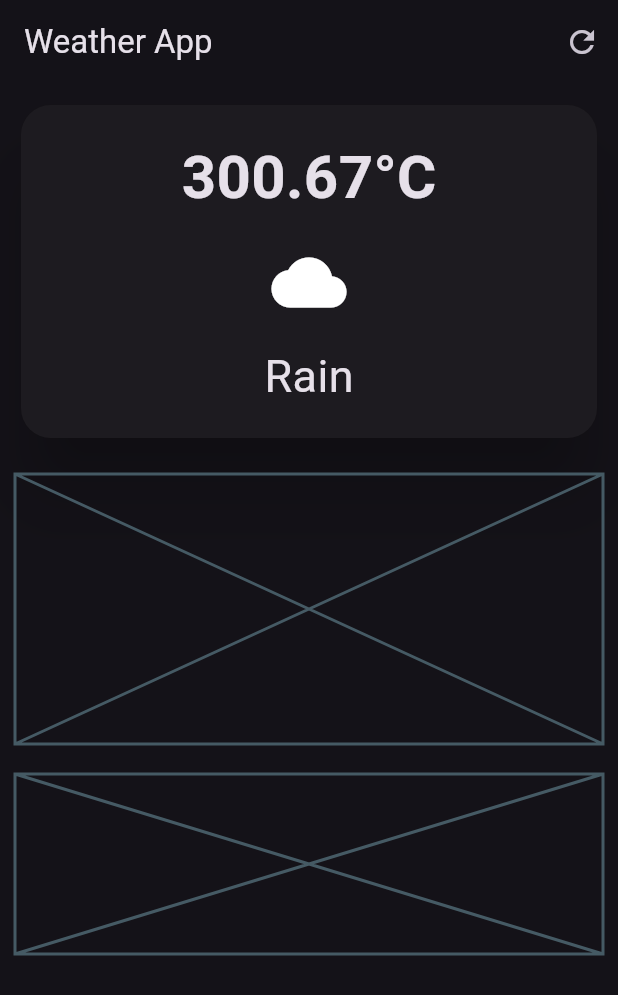
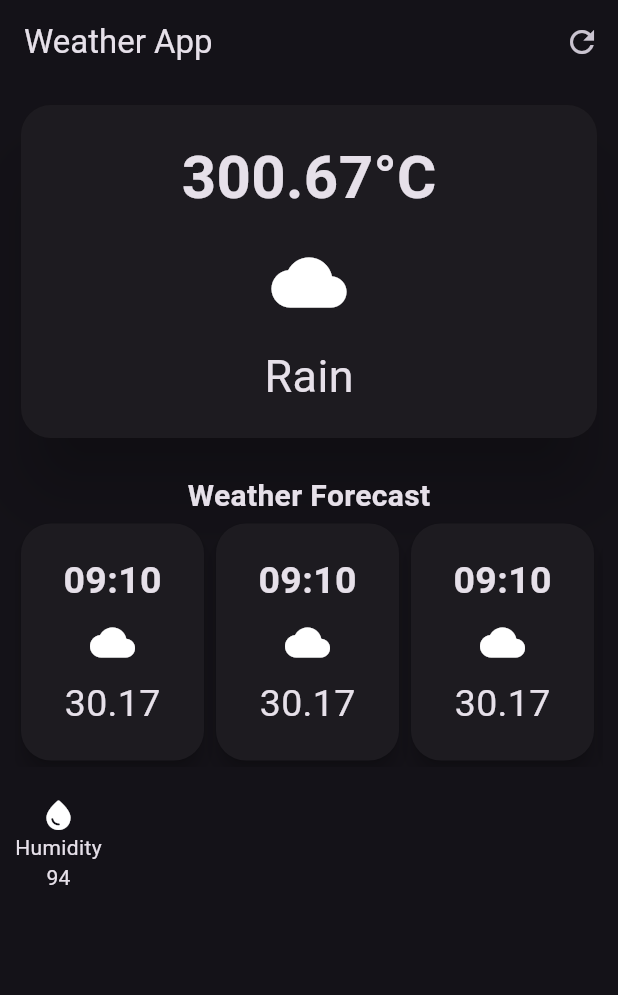
Before and after one commit to pr0f3ss0r/weather_app_flutter, a Flutter app: the screen it shows after launch, on a phone screen of 412 x 824 dp. Shown: the top 995 px of the screen. Run offline on Flutter 3.47's test engine with Material 3 defaults, Android fonts, the phone set to English and light mode, and no system bars.

Commit message:
weather forecast done

```diff
--- a/lib/weather_screen.dart
+++ b/lib/weather_screen.dart
@@ -15,6 +15,7 @@ class WeatherScreen extends StatelessWidget {
       body: Padding(
         padding: const EdgeInsets.all(10.0),
         child: Column(
+          crossAxisAlignment: CrossAxisAlignment.start,
           children: [
             //main card
             SizedBox(
@@ -51,19 +52,44 @@ class WeatherScreen extends StatelessWidget {
                 ),
               ),
             ),
-            SizedBox(
+            const SizedBox(
               height: 20,
             ),
             //weather forecast
-            Placeholder(
-              fallbackHeight: 180,
+            const Column(
+              children: [
+                Text(
+                  'Weather Forecast',
+                  style: TextStyle(fontSize: 20, fontWeight: FontWeight.bold),
+                ),
+                SingleChildScrollView(
+                  scrollDirection: Axis.horizontal,
+                  child: Row(
+                    children: [
+                      HourlyForecast(),
+                      HourlyForecast(),
+                      HourlyForecast(),
+                      HourlyForecast(),
+                      HourlyForecast(),
+                    ],
+                  ),
+                )
+              ],
             ),
             SizedBox(
               height: 20,
             ),
             //additional information
-            Placeholder(
-              fallbackHeight: 120,
+            SingleChildScrollView(
+              child: SizedBox(
+                child: Column(
+                  children: [
+                    Icon(Icons.water_drop_rounded),
+                    Text('Humidity'),
+                    Text('94')
+                  ],
+                ),
+              ),
             )
           ],
         ),
@@ -71,3 +97,42 @@ class WeatherScreen extends StatelessWidget {
     );
   }
 }
+
+class HourlyForecast extends StatelessWidget {
+  const HourlyForecast({super.key});
+
+  @override
+  Widget build(BuildContext context) {
+    return SizedBox(
+      width: 130,
+      child: Card(
+        elevation: 5,
+        shape: RoundedRectangleBorder(borderRadius: BorderRadius.circular(20)),
+        child: const Padding(
+          padding: EdgeInsets.all(20.0),
+          child: Column(children: [
+            Text('09:10',
+                style: TextStyle(
+                  fontSize: 25,
+                  fontWeight: FontWeight.bold,
+                )),
+            SizedBox(
+              height: 8,
+            ),
+            Icon(
+              Icons.cloud,
+              size: 30,
+            ),
+            SizedBox(
+              height: 8,
+            ),
+            Text(
+              '30.17',
+              style: TextStyle(fontSize: 25),
+            )
+          ]),
+        ),
+      ),
+    );
+  }
+}
```
